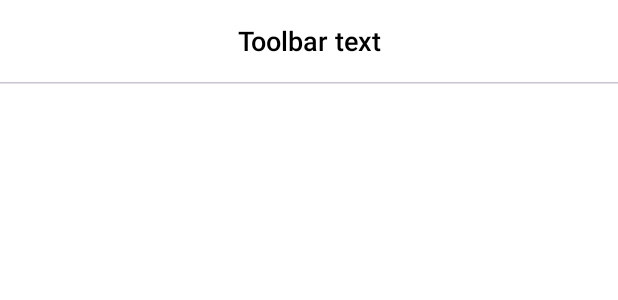
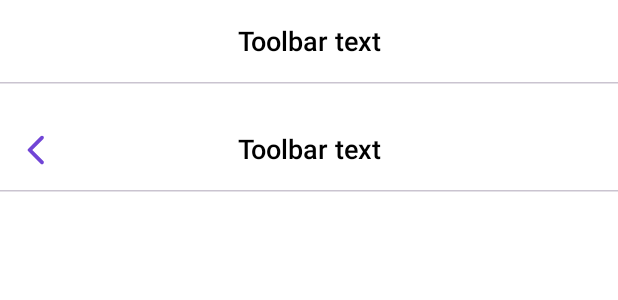
Before and after one commit to jarg-147/store-challenge, an Android app built with Jetpack Compose: the @Preview function ToolbarPreview, on a phone screen of 412 x 824 dp. Shown: the top 300 px of the screen. Run offline under Robolectric (Android 15) with nearby library versions, the phone set to English and light mode, and no system bars.

Commit message:
core(components): Add back button to toolbar component

```diff
--- a/core/designsystem/src/main/kotlin/com/jargcode/storechallenge/core/designsystem/components/bars/Toolbar.kt
+++ b/core/designsystem/src/main/kotlin/com/jargcode/storechallenge/core/designsystem/components/bars/Toolbar.kt
@@ -2,8 +2,9 @@ package com.jargcode.storechallenge.core.designsystem.components.bars
 
 import androidx.compose.foundation.background
 import androidx.compose.foundation.layout.*
-import androidx.compose.material3.HorizontalDivider
-import androidx.compose.material3.Text
+import androidx.compose.material.icons.Icons
+import androidx.compose.material.icons.rounded.ArrowBackIosNew
+import androidx.compose.material3.*
 import androidx.compose.runtime.Composable
 import androidx.compose.ui.Alignment
 import androidx.compose.ui.Modifier
@@ -23,11 +24,13 @@ fun Toolbar(
     modifier: Modifier = Modifier,
     text: String,
     backgroundColor: Color = StoreTheme.backgroundColors.backgroundWhite,
+    onBackIconClick: (() -> Unit)? = null,
 ) {
     ToolbarWidget(
         modifier = modifier,
         text = text,
         backgroundColor = backgroundColor,
+        onBackIconClick = onBackIconClick
     )
 }
 
@@ -36,6 +39,7 @@ private fun ToolbarWidget(
     modifier: Modifier = Modifier,
     text: String,
     backgroundColor: Color = StoreTheme.backgroundColors.backgroundWhite,
+    onBackIconClick: (() -> Unit)? = null,
 ) {
     Box(
         modifier = modifier
@@ -45,8 +49,24 @@ private fun ToolbarWidget(
             .height(56.dp),
         contentAlignment = Alignment.Center
     ) {
+        Row(
+            modifier = Modifier.fillMaxWidth(),
+            verticalAlignment = Alignment.CenterVertically,
+        ) {
+            if (onBackIconClick != null) {
+                IconButton(
+                    onClick = onBackIconClick,
+                ) {
+                    Icon(
+                        imageVector = Icons.Rounded.ArrowBackIosNew,
+                        contentDescription = null,
+                        tint = StoreTheme.iconColors.moradul
+                    )
+                }
+            }
+
             Text(
-            modifier = Modifier.fillMaxWidth(),
+                modifier = Modifier.fillMaxWidth().weight(1f),
                 text = text,
                 style = StoreTheme.titleTexts.title,
                 fontWeight = FontWeight.Medium,
@@ -54,6 +74,11 @@ private fun ToolbarWidget(
                 maxLines = 2,
                 overflow = TextOverflow.Ellipsis
             )
+
+            if (onBackIconClick != null) {
+                Spacer(modifier = Modifier.width(48.dp))
+            }
+        }
 
         HorizontalDivider(
             modifier = Modifier
@@ -75,6 +100,12 @@ private fun ToolbarPreview() {
             modifier = Modifier.fillMaxWidth(),
             text = "Toolbar text"
         )
+
+        Toolbar(
+            modifier = Modifier.fillMaxWidth(),
+            text = "Toolbar text",
+            onBackIconClick = {}
+        )
     }
 }
 
```
Lines whose indentation alone changed are shown as unchanged.
